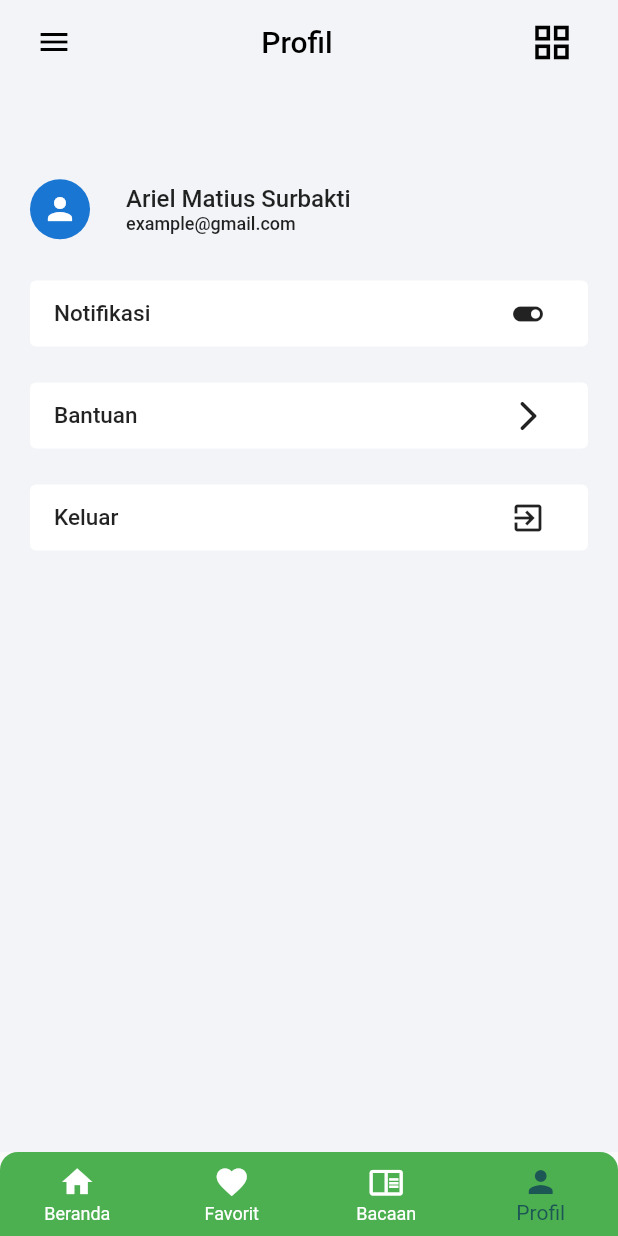
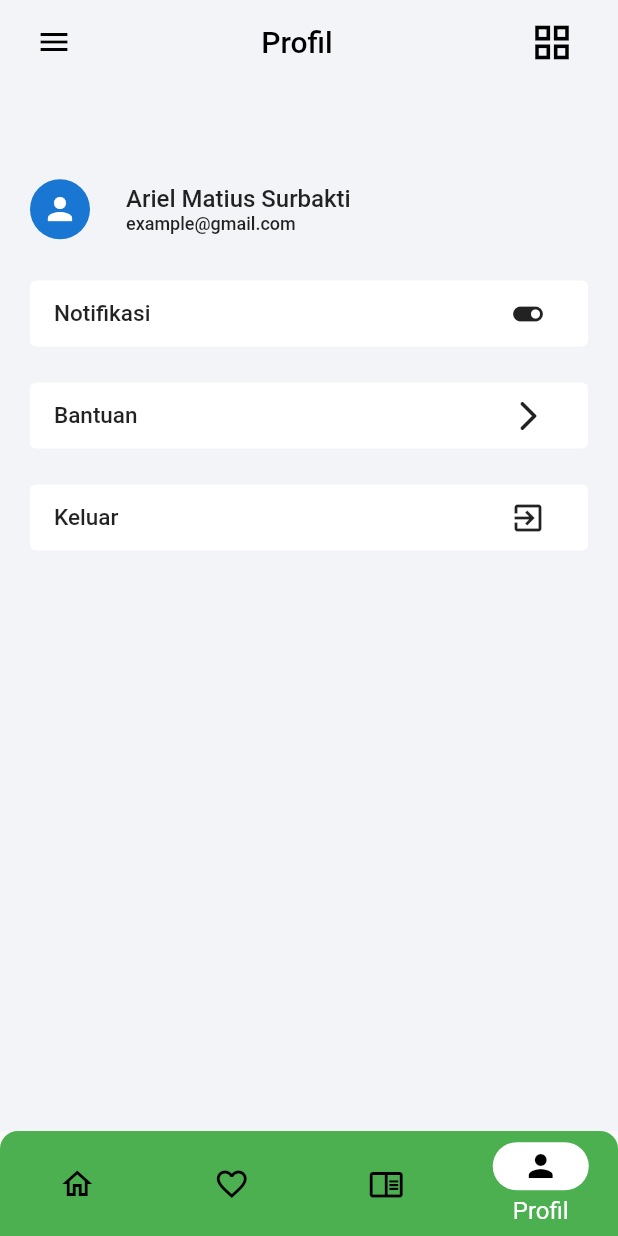
Before and after one commit to MattRiel/pkl-bookstore, a Flutter app: the screen it shows after launch, item 4 of the bottom bar chosen, on a phone screen of 412 x 824 dp. Run offline on Flutter 3.47's test engine with Material 2 defaults, Android fonts, the phone set to English and light mode, and no system bars; our stand-ins replace get, google_fonts, liquid_swipe, smooth_page_indicator; network calls fail.

Commit message:
update bookscroll and detail routing

```diff
--- a/lib/src/features/beranda/view/books/books_scroll.dart
+++ b/lib/src/features/beranda/view/books/books_scroll.dart
@@ -1,4 +1,5 @@
 import 'package:flutter/material.dart';
+import 'package:get/get.dart';
 
 import '../../../book_detail/detailBuku.dart';
 import '../../model/book_model.dart';
@@ -19,12 +20,7 @@ Widget booksHorizontalScroll(BuildContext context, List<Book> books) {
               final book = books[index];
               return GestureDetector(
                 onTap: () {
-                  Navigator.push(
-                    context,
-                    MaterialPageRoute(
-                      builder: (context) => DetailBuku(book: book),
-                    ),
-                  );
+                  Get.to(() => DetailBuku(book: book));
                 },
                 child: Row(
                   children: [
--- a/lib/src/routing/screen_routing.dart
+++ b/lib/src/routing/screen_routing.dart
@@ -30,36 +30,54 @@ class _MainScreenState extends State<MainScreen> {
         index: currentIndexVar,
         children: screens,
       ),
-      bottomNavigationBar: ClipRRect(
-        borderRadius: const BorderRadius.only(
-          topLeft: Radius.circular(12),
-          topRight: Radius.circular(12),
-        ),
-        child: BottomNavigationBar(
-            unselectedItemColor: Colors.white,
-            selectedItemColor: const Color(0xFF1D5755),
+      bottomNavigationBar: NavigationBarTheme(
+        data: const NavigationBarThemeData(
+            indicatorColor: Colors.white,
+            labelTextStyle: MaterialStatePropertyAll(
+              TextStyle(
+                color: Colors.white,
+                fontSize: 16,
+                fontWeight: FontWeight.w400,
+              ),
+            ),
+            labelBehavior: NavigationDestinationLabelBehavior.onlyShowSelected),
+        child: ClipRRect(
+          borderRadius: const BorderRadius.only(
+            topLeft: Radius.circular(12),
+            topRight: Radius.circular(12),
+          ),
+          child: NavigationBar(
+            // animationDuration: Duration(seconds: 1),
+            height: 70,
             backgroundColor: Colors.green[500],
             elevation: 4,
-            type: BottomNavigationBarType.fixed,
-            currentIndex: currentIndexVar,
-            onTap: (index) {
-              setState(() {
-                currentIndexVar = index;
-              });
-            },
-            items: const [
-              BottomNavigationBarItem(
-                icon: Icon(Icons.home),
+            selectedIndex: currentIndexVar,
+            onDestinationSelected: (index) =>
+                setState(() => this.currentIndexVar = index),
+            destinations: const [
+              NavigationDestination(
+                icon: Icon(Icons.home_outlined),
                 label: "Beranda",
+                selectedIcon: Icon(Icons.home),
               ),
-              BottomNavigationBarItem(
-                  icon: Icon(Icons.favorite), label: "Favorit"),
-              BottomNavigationBarItem(
-                  icon: Icon(Icons.chrome_reader_mode_outlined),
-                  label: "Bacaan"),
-              BottomNavigationBarItem(
-                  icon: Icon(Icons.person), label: "Profil"),
-            ]),
+              NavigationDestination(
+                icon: Icon(Icons.favorite_outline),
+                label: "Favorit",
+                selectedIcon: Icon(Icons.favorite),
+              ),
+              NavigationDestination(
+                icon: Icon(Icons.chrome_reader_mode_outlined),
+                label: "Bacaan",
+                selectedIcon: Icon(Icons.chrome_reader_mode),
+              ),
+              NavigationDestination(
+                icon: Icon(Icons.person_outline_rounded),
+                label: "Profil",
+                selectedIcon: Icon(Icons.person),
+              ),
+            ],
+          ),
+        ),
       ),
     );
   }
```
Also changed, not shown: pubspec.yaml (+0 -37 lines).
